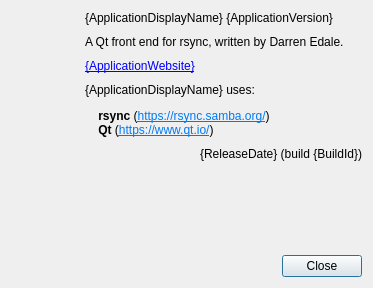
The window that ui/aboutdialogue.ui (darrenedale/Qync) describes before a commit, drawn with Qt 5.
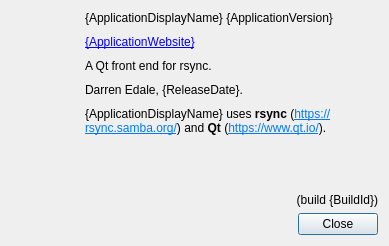
The same window after the commit.

Commit message: Added keyboard shortcuts to MainWindow. Removed some unused public methods. Made some methods of Process private as they are not (and should not be) accessed externally. Tweaked the layout and text in AboutDialogue.

Patch:
```diff
--- a/ui/aboutdialogue.ui
+++ b/ui/aboutdialogue.ui
@@ -6,8 +6,8 @@
    <rect>
     <x>0</x>
     <y>0</y>
-    <width>373</width>
-    <height>288</height>
+    <width>389</width>
+    <height>246</height>
    </rect>
   </property>
   <property name="windowTitle">
@@ -47,47 +47,66 @@
          </property>
         </widget>
        </item>
-       <item>
-        <widget class="QLabel" name="about">
-         <property name="text">
-          <string>&lt;html&gt;&lt;head/&gt;&lt;body&gt;&lt;p&gt;A Qt front end for rsync, written by Darren Edale.&lt;/p&gt;&lt;/body&gt;&lt;/html&gt;</string>
-         </property>
-         <property name="wordWrap">
-          <bool>true</bool>
-         </property>
-        </widget>
-       </item>
        <item>
         <widget class="QLabel" name="website">
          <property name="text">
           <string>&lt;a href=&quot;{ApplicationWebsite}&quot;&gt;{ApplicationWebsite}&lt;/a&gt;</string>
          </property>
+         <property name="alignment">
+          <set>Qt::AlignLeading|Qt::AlignLeft|Qt::AlignTop</set>
+         </property>
+         <property name="openExternalLinks">
+          <bool>true</bool>
+         </property>
+        </widget>
+       </item>
+       <item>
+        <widget class="QLabel" name="about">
+         <property name="text">
+          <string>&lt;html&gt;&lt;head/&gt;&lt;body&gt;&lt;p&gt;A Qt front end for rsync.&lt;/p&gt;&lt;/body&gt;&lt;/html&gt;</string>
+         </property>
+         <property name="wordWrap">
+          <bool>true</bool>
+         </property>
+        </widget>
+       </item>
+       <item>
+        <widget class="QLabel" name="author">
+         <property name="text">
+          <string>Darren Edale, {ReleaseDate}.</string>
+         </property>
         </widget>
        </item>
        <item>
         <widget class="QLabel" name="dependencies">
          <property name="text">
-          <string>&lt;html&gt;
- &lt;head/&gt;
- &lt;body&gt;
-  &lt;p&gt;{ApplicationDisplayName} uses:&lt;/p&gt;
-
-  &lt;p&gt;
-   &amp;nbsp;&amp;nbsp;&amp;nbsp;&amp;nbsp;&lt;strong&gt;rsync&lt;/strong&gt; (&lt;a href=&quot;https://rsync.samba.org/&quot;&gt;&lt;span style=&quot; text-decoration: underline; color:#007af4;&quot;&gt;https://rsync.samba.org/&lt;/span&gt;&lt;/a&gt;)&lt;br /&gt;
-   &amp;nbsp;&amp;nbsp;&amp;nbsp;&amp;nbsp;&lt;strong&gt;Qt&lt;/strong&gt; (&lt;a href=&quot;https://www.qt.io/&quot;&gt;&lt;span style=&quot; text-decoration: underline; color:#007af4;&quot;&gt;https://www.qt.io/&lt;/span&gt;&lt;/a&gt;)
-  &lt;/p&gt;
- &lt;/body&gt;
-&lt;/html&gt;</string>
+          <string>&lt;html&gt;&lt;head/&gt;&lt;body&gt;&lt;p&gt;{ApplicationDisplayName} uses &lt;span style=&quot; font-weight:600;&quot;&gt;rsync&lt;/span&gt; (&lt;a href=&quot;https://rsync.samba.org/&quot;&gt;&lt;span style=&quot; text-decoration: underline; color:#007af4;&quot;&gt;https://rsync.samba.org/&lt;/span&gt;&lt;/a&gt;) and &lt;span style=&quot; font-weight:600;&quot;&gt;Qt&lt;/span&gt; (&lt;a href=&quot;https://www.qt.io/&quot;&gt;&lt;span style=&quot; text-decoration: underline; color:#007af4;&quot;&gt;https://www.qt.io/&lt;/span&gt;&lt;/a&gt;).&lt;/p&gt;&lt;/body&gt;&lt;/html&gt;</string>
+         </property>
+         <property name="alignment">
+          <set>Qt::AlignLeading|Qt::AlignLeft|Qt::AlignTop</set>
          </property>
          <property name="wordWrap">
           <bool>true</bool>
          </property>
         </widget>
        </item>
+       <item>
+        <spacer name="verticalSpacer">
+         <property name="orientation">
+          <enum>Qt::Vertical</enum>
+         </property>
+         <property name="sizeHint" stdset="0">
+          <size>
+           <width>20</width>
+           <height>87</height>
+          </size>
+         </property>
+        </spacer>
+       </item>
        <item>
         <widget class="QLabel" name="buildDetails">
          <property name="text">
-          <string>&lt;html&gt;&lt;head/&gt;&lt;body&gt;&lt;p&gt;{ReleaseDate} (build {BuildId})&lt;/p&gt;&lt;/body&gt;&lt;/html&gt;</string>
+          <string>&lt;html&gt;&lt;head/&gt;&lt;body&gt;&lt;p&gt;(build {BuildId})&lt;/p&gt;&lt;/body&gt;&lt;/html&gt;</string>
          </property>
          <property name="alignment">
           <set>Qt::AlignRight|Qt::AlignTrailing|Qt::AlignVCenter</set>
@@ -98,19 +117,6 @@
      </item>
     </layout>
    </item>
-   <item>
-    <spacer name="verticalSpacer">
-     <property name="orientation">
-      <enum>Qt::Vertical</enum>
-     </property>
-     <property name="sizeHint" stdset="0">
-      <size>
-       <width>20</width>
-       <height>87</height>
-      </size>
-     </property>
-    </spacer>
-   </item>
    <item>
     <widget class="QDialogButtonBox" name="controls">
      <property name="standardButtons">
```
Left out of the diff: 3 changed lines with no effect on the pictures. The commit also changes 5 other files.
